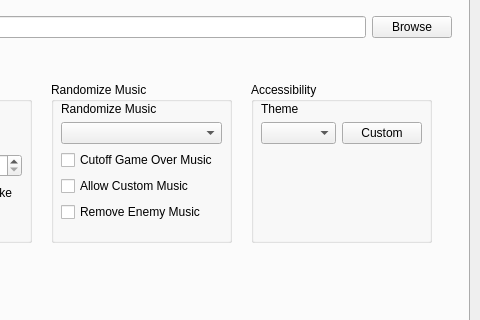
Qt form gui/randogui.ui (ssrando/ssrando) before a commit; both pictures show x 571 to 1051 and y 84 to 404 of the 1051 by 738 pixel window.
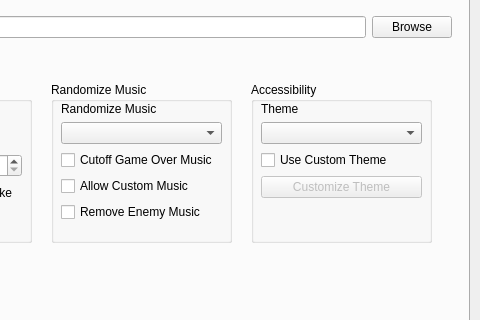
The same form after that commit. The open tabs and pages were chosen to show the change.

Commit message: Add custom theming options

The edit to the form file:
```diff
--- a/gui/randogui.ui
+++ b/gui/randogui.ui
@@ -545,8 +545,6 @@
          </widget>
         </item>
         <item>
-         <layout class="QHBoxLayout" name="hlay_theme">
-          <item>
            <widget class="QComboBox" name="option_theme">
             <property name="currentText">
              <string/>
@@ -554,13 +552,21 @@
            </widget>
           </item>
           <item>
-           <widget class="QPushButton" name="theme_custom_button">
+         <widget class="QCheckBox" name="option_use_custom_theme">
             <property name="text">
-             <string>Custom</string>
+           <string>Use Custom Theme</string>
             </property>
            </widget>
           </item>
-         </layout>
+        <item>
+         <widget class="QPushButton" name="custom_theme_button">
+          <property name="enabled">
+           <bool>false</bool>
+          </property>
+          <property name="text">
+           <string>Customize Theme</string>
+          </property>
+         </widget>
         </item>
         <item>
          <spacer name="vspace_accessibility">
```
Left out of the diff: 6 changed lines with no effect on the pictures. Lines whose indentation alone changed are shown as unchanged. The commit also changes 11 other files.
